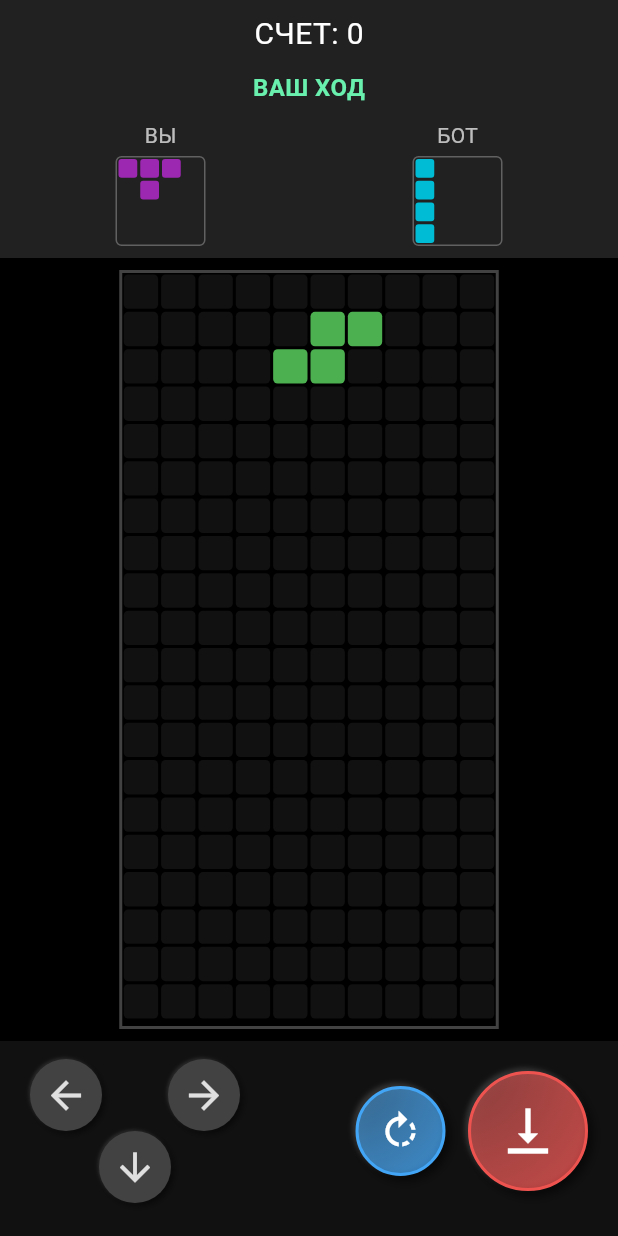
After one commit to alshfu/block_puzzle_pvp, a Flutter app: the screen it shows once a user with an empty profile is signed in, after a tap on "PvP", on a phone screen of 412 x 824 dp. The commit adds this screen. Run offline on Flutter 3.47's test engine with Material 3 defaults, Android fonts, the phone set to English and light mode, and no system bars; our stand-ins replace cloud_firestore, firebase_auth, firebase_core, google_sign_in, shared_preferences, sign_in_with_apple; accounts and stored records are empty; generated files the repository leaves out were written again; network calls fail.

Commit message:
new pvp mode with bot

```diff
--- /dev/null
+++ b/lib/games/tetris/game_logic/pvp_board.dart
@@ -0,0 +1,140 @@
+import 'dart:math';
+import 'package:flutter/material.dart';
+import 'piece.dart';
+
+// Перечисление для отслеживания, чей сейчас ход
+enum PlayerType { human, bot }
+
+class PvpGameBoard {
+  static const int rows = 20;
+  static const int cols = 10;
+
+  late List<List<Color?>> grid;
+  late Piece currentPiece;
+
+  final List<Tetromino> _humanBag = [];
+  final List<Tetromino> _botBag = [];
+  late Piece humanNextPiece;
+  late Piece botNextPiece;
+
+  PlayerType currentPlayer = PlayerType.human;
+  int score = 0;
+  bool _isGameOver = false;
+  final Random _random = Random();
+
+  PvpGameBoard() {
+    grid = List.generate(rows, (_) => List.generate(cols, (_) => null));
+    _fillBagFor(PlayerType.human);
+    _fillBagFor(PlayerType.bot);
+    humanNextPiece = _getPieceFromBag(PlayerType.human);
+    botNextPiece = _getPieceFromBag(PlayerType.bot);
+    _spawnNewPiece();
+  }
+
+  void _fillBagFor(PlayerType player) {
+    final bag = player == PlayerType.human ? _humanBag : _botBag;
+    bag.clear();
+    bag.addAll(Tetromino.values);
+    bag.shuffle(_random);
+  }
+
+  Piece _getPieceFromBag(PlayerType player) {
+    final bag = player == PlayerType.human ? _humanBag : _botBag;
+    if (bag.isEmpty) _fillBagFor(player);
+    return Piece(type: bag.removeAt(0));
+  }
+
+  void _spawnNewPiece() {
+    if (_isGameOver) return;
+
+    currentPiece = (currentPlayer == PlayerType.human) ? humanNextPiece : botNextPiece;
+    currentPiece.position = Point((cols / 2).floor() - 1, 0);
+
+    if (currentPlayer == PlayerType.human) {
+      humanNextPiece = _getPieceFromBag(PlayerType.human);
+    } else {
+      botNextPiece = _getPieceFromBag(PlayerType.bot);
+    }
+
+    if (!isValidPosition(currentPiece.position)) {
+      _isGameOver = true;
+    }
+  }
+
+  void _switchTurn() {
+    currentPlayer = (currentPlayer == PlayerType.human) ? PlayerType.bot : PlayerType.human;
+    _spawnNewPiece();
+  }
+
+  void moveDown() => _tryMove(const Point(0, 1));
+  void moveLeft() => _tryMove(const Point(-1, 0));
+  void moveRight() => _tryMove(const Point(1, 0));
+
+  void rotate() {
+    final originalShape = currentPiece.shape.map((row) => List<int>.from(row)).toList();
+    currentPiece.rotate();
+    if (!isValidPosition(currentPiece.position)) currentPiece.shape = originalShape;
+  }
+
+  void hardDrop() {
+    while (isValidPosition(Point(currentPiece.position.x, currentPiece.position.y + 1))) {
+      currentPiece.move(const Point(0, 1));
+    }
+    _placePiece();
+  }
+
+  void _tryMove(Point<int> direction) {
+    Point<int> newPosition = Point(currentPiece.position.x + direction.x, currentPiece.position.y + direction.y);
+    if (isValidPosition(newPosition)) {
+      currentPiece.position = newPosition;
+    } else if (direction.y == 1) {
+      _placePiece();
+    }
+  }
+
+  bool isValidPosition(Point<int> pos, {List<List<int>>? shape}) {
+    List<List<int>> s = shape ?? currentPiece.shape;
+    for (int y = 0; y < s.length; y++) {
+      for (int x = 0; x < s[y].length; x++) {
+        if (s[y][x] == 1) {
+          int newX = pos.x + x;
+          int newY = pos.y + y;
+          if (newX < 0 || newX >= cols || newY >= rows || (newY >= 0 && grid[newY][newX] != null)) {
+            return false;
+          }
+        }
+      }
+    }
+    return true;
+  }
+
+  void _placePiece() {
+    for (int y = 0; y < currentPiece.shape.length; y++) {
+      for (int x = 0; x < currentPiece.shape[y].length; x++) {
+        if (currentPiece.shape[y][x] == 1) {
+          int boardY = currentPiece.position.y + y;
+          if (boardY >= 0 && boardY < rows) {
+            grid[boardY][currentPiece.position.x + x] = currentPiece.color;
+          }
+        }
+      }
+    }
+    _clearLines();
+    _switchTurn();
+  }
+
+  void _clearLines() {
+    int lines = 0;
+    for (int y = rows - 1; y >= 0; y--) {
+      if (!grid[y].contains(null)) {
+        lines++;
+        for (int r = y; r > 0; r--) grid[r] = List.from(grid[r - 1]);
+        grid[0] = List.generate(cols, (_) => null);
+        y++;
+      }
+    }
+    if (lines > 0) score += [100, 300, 500, 800][lines - 1];
+  }
+
+  bool isGameOver() => _isGameOver;
+}
--- /dev/null
+++ b/lib/games/tetris/tetris_pvp_screen.dart
@@ -0,0 +1,183 @@
+import 'package:flutter/material.dart';
+import 'package:flutter/services.dart';
+import 'dart:async';
+import '../../l10n/app_localizations.dart';
+import '../../services/firebase_service.dart';
+import 'game_logic/pvp_board.dart';
+import 'game_logic/bot_player.dart';
+import 'widgets/game_board_display.dart';
+import 'widgets/pvp_info_panel.dart';
+import 'widgets/game_controls.dart';
+import 'game_logic/piece.dart';
+
+class TetrisPvpScreen extends StatefulWidget {
+  const TetrisPvpScreen({super.key});
+
+  @override
+  State<TetrisPvpScreen> createState() => _TetrisPvpScreenState();
+}
+
+class _TetrisPvpScreenState extends State<TetrisPvpScreen> {
+  late PvpGameBoard _game;
+  late BotPlayer _bot;
+  Timer? _gameTimer;
+  bool _isGameOver = false;
+  final FocusNode _focusNode = FocusNode();
+
+  @override
+  void initState() {
+    super.initState();
+    _startGame();
+    WidgetsBinding.instance.addPostFrameCallback((_) {
+      FocusScope.of(context).requestFocus(_focusNode);
+    });
+  }
+
+  @override
+  void dispose() {
+    _gameTimer?.cancel();
+    _focusNode.dispose();
+    super.dispose();
+  }
+
+  void _startGame() {
+    setState(() {
+      _game = PvpGameBoard();
+      _bot = BotPlayer();
+      _isGameOver = false;
+    });
+    _startTurn();
+  }
+
+  void _startTurn() {
+    if (_isGameOver) return;
+
+    if (_game.currentPlayer == PlayerType.bot) {
+      _makeBotMove();
+    } else {
+      // Это ход человека, запускаем таймер гравитации
+      _gameTimer?.cancel();
+      _gameTimer = Timer.periodic(const Duration(milliseconds: 800), (timer) {
+        _performPlayerMove(() => _game.moveDown());
+      });
+    }
+  }
+
+  void _makeBotMove() {
+    if (!mounted || _isGameOver) return;
+
+    Future.delayed(const Duration(milliseconds: 500), () {
+      if (!mounted || _isGameOver) return;
+      setState(() {
+        _bot.makeBestMove(_game); // Бот делает свой ход и сбрасывает фигуру
+        if (_game.isGameOver()) {
+          _handleGameOver(PlayerType.human);
+        } else {
+          // После хода бота сразу начинается ход человека
+          _startTurn();
+        }
+      });
+    });
+  }
+
+  void _performPlayerMove(VoidCallback moveFunction) {
+    if (_isGameOver || _game.currentPlayer != PlayerType.human) return;
+
+    PlayerType playerBeforeMove = _game.currentPlayer;
+
+    setState(() {
+      moveFunction();
+      if (_game.isGameOver()) {
+        _handleGameOver(PlayerType.bot);
+      }
+    });
+
+    // Если ход завершен (фигура упала) и очередь перешла к боту
+    if (playerBeforeMove == PlayerType.human && _game.currentPlayer == PlayerType.bot) {
+      _gameTimer?.cancel(); // Останавливаем таймер гравитации
+      _makeBotMove();
+    }
+  }
+
+  Future<void> _handleGameOver(PlayerType winner) async {
+    if(_isGameOver) return;
+    setState(() => _isGameOver = true);
+
+    await FirebaseService().updatePvpResult(
+      totalScore: _game.score,
+      victory: winner == PlayerType.human,
+    );
+
+    if (mounted) _showGameOverDialog(winner);
+  }
+
+  void _showGameOverDialog(PlayerType winner) {
+    final l10n = AppLocalizations.of(context)!;
+    showDialog(
+      context: context,
+      barrierDismissible: false,
+      builder: (context) => AlertDialog(
+        title: Text(winner == PlayerType.human ? "ПОБЕДА!" : l10n.gameOver),
+        content: Text("${l10n.score}: ${_game.score}"),
+        actions: [
+          TextButton(onPressed: () {
+            Navigator.of(context).pop();
+            _startGame();
+          }, child: Text(l10n.playAgain)),
+          TextButton(onPressed: () {
+            Navigator.of(context).pop();
+            Navigator.of(context).pop();
+          }, child: Text(l10n.backToMenu)),
+        ],
+      ),
+    );
+  }
+
+  void _handleKeyEvent(KeyEvent event) {
+    if (event is! KeyDownEvent) return;
+
+    if (event.logicalKey == LogicalKeyboardKey.arrowLeft) _performPlayerMove(() => _game.moveLeft());
+    if (event.logicalKey == LogicalKeyboardKey.arrowRight) _performPlayerMove(() => _game.moveRight());
+    if (event.logicalKey == LogicalKeyboardKey.arrowDown) _performPlayerMove(() => _game.moveDown());
+    if (event.logicalKey == LogicalKeyboardKey.arrowUp) _performPlayerMove(() => _game.rotate());
+    if (event.logicalKey == LogicalKeyboardKey.space) _performPlayerMove(() => _game.hardDrop());
+  }
+
+  @override
+  Widget build(BuildContext context) {
+    return KeyboardListener(
+      focusNode: _focusNode,
+      onKeyEvent: _handleKeyEvent,
+      child: Scaffold(
+        backgroundColor: Colors.black,
+        body: SafeArea(
+          child: Column(
+            children: [
+              PvpInfoPanel(
+                score: _game.score,
+                currentPlayer: _game.currentPlayer,
+                humanNextPiece: _game.humanNextPiece,
+                botNextPiece: _game.botNextPiece,
+              ),
+              Expanded(
+                child: Center(
+                  child: GameBoardDisplay(
+                    grid: _game.grid,
+                    currentPiece: _game.currentPiece,
+                  ),
+                ),
+              ),
+              GameControls(
+                onLeft: () => _performPlayerMove(() => _game.moveLeft()),
+                onRight: () => _performPlayerMove(() => _game.moveRight()),
+                onRotate: () => _performPlayerMove(() => _game.rotate()),
+                onDown: () => _performPlayerMove(() => _game.moveDown()),
+                onHardDrop: () => _performPlayerMove(() => _game.hardDrop()),
+              ),
+            ],
+          ),
+        ),
+      ),
+    );
+  }
+}
--- a/lib/games/tetris/widgets/game_board_display.dart
+++ b/lib/games/tetris/widgets/game_board_display.dart
@@ -1,17 +1,26 @@
 import 'package:flutter/material.dart';
-import '../game_logic/board.dart';
+import '../game_logic/piece.dart';
 
 class GameBoardDisplay extends StatelessWidget {
-  final GameBoard game;
+  final List<List<Color?>> grid;
+  final Piece currentPiece;
 
-  const GameBoardDisplay({super.key, required this.game});
+  const GameBoardDisplay({
+    super.key,
+    required this.grid,
+    required this.currentPiece,
+  });
 
   @override
   Widget build(BuildContext context) {
+    // Определяем размеры доски из полученной сетки
+    final int rows = grid.length;
+    final int cols = grid.isNotEmpty ? grid[0].length : 0;
+
     return Padding(
       padding: const EdgeInsets.all(8.0),
       child: AspectRatio(
-        aspectRatio: GameBoard.cols / GameBoard.rows,
+        aspectRatio: cols / rows,
         child: Container(
           decoration: BoxDecoration(
             border: Border.all(color: Colors.grey.shade800, width: 2),
@@ -19,21 +28,21 @@ class GameBoardDisplay extends StatelessWidget {
           ),
           child: GridView.builder(
             physics: const NeverScrollableScrollPhysics(),
-            gridDelegate: const SliverGridDelegateWithFixedCrossAxisCount(
-              crossAxisCount: GameBoard.cols,
+            gridDelegate: SliverGridDelegateWithFixedCrossAxisCount(
+              crossAxisCount: cols,
             ),
             itemBuilder: (context, index) {
-              int row = index ~/ GameBoard.cols;
-              int col = index % GameBoard.cols;
-              Color? color = game.grid[row][col];
+              int row = index ~/ cols;
+              int col = index % cols;
+              Color? color = grid[row][col];
 
-              // Отрисовка текущей фигуры
-              for (int y = 0; y < game.currentPiece.shape.length; y++) {
-                for (int x = 0; x < game.currentPiece.shape[y].length; x++) {
-                  if (game.currentPiece.shape[y][x] == 1) {
-                    if (game.currentPiece.position.y + y == row &&
-                        game.currentPiece.position.x + x == col) {
-                      color = game.currentPiece.color;
+              // Отрисовываем текущую падающую фигуру поверх сетки
+              for (int y = 0; y < currentPiece.shape.length; y++) {
+                for (int x = 0; x < currentPiece.shape[y].length; x++) {
+                  if (currentPiece.shape[y][x] == 1) {
+                    if (currentPiece.position.y + y == row &&
+                        currentPiece.position.x + x == col) {
+                      color = currentPiece.color;
                     }
                   }
                 }
@@ -47,7 +56,7 @@ class GameBoardDisplay extends StatelessWidget {
                 ),
               );
             },
-            itemCount: GameBoard.rows * GameBoard.cols,
+            itemCount: rows * cols,
           ),
         ),
       ),
--- /dev/null
+++ b/lib/games/tetris/widgets/pvp_info_panel.dart
@@ -0,0 +1,91 @@
+import 'package:flutter/material.dart';
+import '../game_logic/piece.dart';
+import '../game_logic/pvp_board.dart';
+
+class PvpInfoPanel extends StatelessWidget {
+  final int score;
+  final PlayerType currentPlayer;
+  final Piece humanNextPiece;
+  final Piece botNextPiece;
+
+  const PvpInfoPanel({
+    super.key,
+    required this.score,
+    required this.currentPlayer,
+    required this.humanNextPiece,
+    required this.botNextPiece,
+  });
+
+  @override
+  Widget build(BuildContext context) {
+    return Container(
+      padding: const EdgeInsets.all(8.0),
+      color: Colors.grey.shade900,
+      child: Column(
+        children: [
+          Text('СЧЕТ: $score', style: const TextStyle(color: Colors.white, fontSize: 20)),
+          const SizedBox(height: 10),
+          Text(
+            currentPlayer == PlayerType.human ? 'ВАШ ХОД' : 'ХОД БОТА',
+            style: TextStyle(
+              color: currentPlayer == PlayerType.human ? Colors.greenAccent : Colors.redAccent,
+              fontSize: 16,
+              fontWeight: FontWeight.bold,
+            ),
+          ),
+          const SizedBox(height: 10),
+          Row(
+            mainAxisAlignment: MainAxisAlignment.spaceAround,
+            children: [
+              _buildNextPieceBox('ВЫ', humanNextPiece),
+              _buildNextPieceBox('БОТ', botNextPiece),
+            ],
+          )
+        ],
+      ),
+    );
+  }
+
+  Widget _buildNextPieceBox(String label, Piece piece) {
+    return Column(
+      children: [
+        Text(label, style: const TextStyle(color: Colors.white70)),
+        const SizedBox(height: 4),
+        Container(
+          height: 60,
+          width: 60,
+          decoration: BoxDecoration(
+            border: Border.all(color: Colors.grey.shade700),
+            borderRadius: BorderRadius.circular(4),
+          ),
+          child: _buildNextPiece(piece),
+        ),
+      ],
+    );
+  }
+
+  Widget _buildNextPiece(Piece piece) {
+    return GridView.builder(
+      physics: const NeverScrollableScrollPhysics(),
+      gridDelegate: SliverGridDelegateWithFixedCrossAxisCount(
+        crossAxisCount: 4,
+      ),
+      itemCount: 16,
+      itemBuilder: (context, index) {
+        int row = index ~/ 4;
+        int col = index % 4;
+
+        if (row < piece.shape.length && col < piece.shape[row].length && piece.shape[row][col] == 1) {
+          return Container(
+            margin: const EdgeInsets.all(1),
+            decoration: BoxDecoration(
+              color: piece.color,
+              borderRadius: BorderRadius.circular(2),
+            ),
+          );
+        }
+        return const SizedBox();
+      },
+    );
+  }
+}
--- a/lib/l10n/app_en.arb
+++ b/lib/l10n/app_en.arb
@@ -47,5 +47,7 @@
   "welcome": "Welcome!",
   "signInWithGoogle": "Sign in with Google",
   "signInWithApple": "Sign in with Apple",
-  "continueAsGuest": "Continue as Guest"
+  "continueAsGuest": "Continue as Guest",
+  "loginSuccess": "Login Successful!",
+  "loginCancelled": "Login cancelled."
 }
--- a/lib/l10n/app_localizations.dart
+++ b/lib/l10n/app_localizations.dart
@@ -75,9 +75,9 @@ abstract class AppLocalizations {
   String get signInWithGoogle;
   String get signInWithApple;
   String get continueAsGuest;
-  // ИСПРАВЛЕНИЕ: Добавлены недостающие строки
   String get loginSuccess;
   String get loginCancelled;
+  String get profileSaved; // Добавлено
 }
 
 class _AppLocalizationsDelegate extends LocalizationsDelegate<AppLocalizations> {
--- a/lib/l10n/app_localizations_en.dart
+++ b/lib/l10n/app_localizations_en.dart
@@ -52,7 +52,7 @@ class AppLocalizationsEn extends AppLocalizations {
   @override String get signInWithGoogle => 'Sign in with Google';
   @override String get signInWithApple => 'Sign in with Apple';
   @override String get continueAsGuest => 'Continue as Guest';
-  // ИСПРАВЛЕНИЕ: Добавлены недостающие строки
   @override String get loginSuccess => 'Login Successful!';
   @override String get loginCancelled => 'Login cancelled.';
+  @override String get profileSaved => 'Profile Saved!'; // Добавлено
 }
--- a/lib/l10n/app_localizations_ru.dart
+++ b/lib/l10n/app_localizations_ru.dart
@@ -54,4 +54,5 @@ class AppLocalizationsRu extends AppLocalizations {
   @override String get continueAsGuest => 'Продолжить как гость';
   @override String get loginSuccess => 'Вход выполнен успешно!';
   @override String get loginCancelled => 'Вход отменен.';
+  @override String get profileSaved => 'Профиль сохранен!'; // Добавлено
 }
--- a/lib/models/player_stats.dart
+++ b/lib/models/player_stats.dart
@@ -1,4 +1,5 @@
 import 'dart:convert';
+import 'package:cloud_firestore/cloud_firestore.dart';
 
 class PlayerStats {
   String playerName;
@@ -6,6 +7,7 @@ class PlayerStats {
   int gamesPlayed;
   int totalPlaytimeSeconds;
   int tetrisHighScore;
+  int pvpWins; // Новое поле для побед в PvP
   int avatarId;
   int totalXp;
 
@@ -15,6 +17,7 @@ class PlayerStats {
     this.gamesPlayed = 0,
     this.totalPlaytimeSeconds = 0,
     this.tetrisHighScore = 0,
+    this.pvpWins = 0, // Инициализация
     this.avatarId = 0,
     this.totalXp = 0,
   });
@@ -26,6 +29,7 @@ class PlayerStats {
       'gamesPlayed': gamesPlayed,
       'totalPlaytimeSeconds': totalPlaytimeSeconds,
       'tetrisHighScore': tetrisHighScore,
+      'pvpWins': pvpWins, // Добавлено в Map
       'avatarId': avatarId,
       'totalXp': totalXp,
     };
@@ -38,12 +42,12 @@ class PlayerStats {
       gamesPlayed: map['gamesPlayed'] ?? 0,
       totalPlaytimeSeconds: map['totalPlaytimeSeconds'] ?? 0,
       tetrisHighScore: map['tetrisHighScore'] ?? 0,
+      pvpWins: map['pvpWins'] ?? 0, // Добавлено
       avatarId: map['avatarId'] ?? 0,
       totalXp: map['totalXp'] ?? 0,
     );
   }
 
   String toJson() => json.encode(toMap());
-
   factory PlayerStats.fromJson(String source) => PlayerStats.fromMap(json.decode(source));
 }
--- a/lib/screens/game_selection_screen.dart
+++ b/lib/screens/game_selection_screen.dart
@@ -1,12 +1,12 @@
 import 'package:flutter/material.dart';
-import 'package:shared_preferences/shared_preferences.dart';
+import 'package:block_puzzle_pvp/services/firebase_service.dart';
+import 'package:block_puzzle_pvp/models/player_stats.dart';
+import 'package:block_puzzle_pvp/l10n/app_localizations.dart';
+import 'package:block_puzzle_pvp/screens/profile_screen.dart';
+import 'package:block_puzzle_pvp/screens/settings_screen.dart';
+import 'package:block_puzzle_pvp/screens/leaderboard_screen.dart';
 import '../games/tetris/tetris_game_screen.dart';
-import '../l10n/app_localizations.dart';
-import '../models/player_stats.dart';
-import '../services/firebase_service.dart';
-import 'profile_screen.dart';
-import 'settings_screen.dart';
-import 'leaderboard_screen.dart';
+import '../games/tetris/tetris_pvp_screen.dart';
 
 class GameSelectionScreen extends StatefulWidget {
   const GameSelectionScreen({super.key});
@@ -59,13 +59,11 @@ class _GameSelectionScreenState extends State<GameSelectionScreen> {
             tooltip: l10n.settings,
             onPressed: () => _navigateTo(const SettingsScreen()),
           ),
-          // ИСПРАВЛЕНИЕ: Добавлена кнопка выхода
           IconButton(
             icon: const Icon(Icons.logout),
             tooltip: l10n.logout,
             onPressed: () async {
               await _firebaseService.signOut();
-              // AuthGate сам перенаправит на экран входа
             },
           ),
           TextButton(
@@ -81,11 +79,23 @@ class _GameSelectionScreenState extends State<GameSelectionScreen> {
             mainAxisAlignment: MainAxisAlignment.center,
             crossAxisAlignment: CrossAxisAlignment.stretch,
             children: <Widget>[
-              _buildTetrisButton(
+              _buildGameButton(
                 l10n: l10n,
+                title: l10n.tetris,
+                subtitle: l10n.classicMode,
+                color: const Color(0xFF3498db),
+                highScore: _stats.tetrisHighScore,
                 onTap: () => _navigateTo(const TetrisGameScreen()),
               ),
               const SizedBox(height: 20),
+              _buildGameButton(
+                l10n: l10n,
+                title: "PvP",
+                subtitle: l10n.oneVsOne,
+                color: const Color(0xFFe74c3c),
+                highScore: _stats.pvpWins,
+                onTap: () => _navigateTo(const TetrisPvpScreen()),
+              ),
             ],
           ),
         ),
@@ -93,10 +103,17 @@ class _GameSelectionScreenState extends State<GameSelectionScreen> {
     );
   }
 
-  Widget _buildTetrisButton({required AppLocalizations l10n, required VoidCallback onTap}) {
+  Widget _buildGameButton({
+    required AppLocalizations l10n,
+    required String title,
+    required String subtitle,
+    required Color color,
+    required int highScore,
+    required VoidCallback onTap
+  }) {
     return ElevatedButton(
       style: ElevatedButton.styleFrom(
-        backgroundColor: const Color(0xFF3498db),
+        backgroundColor: color,
         foregroundColor: Colors.white,
         padding: const EdgeInsets.symmetric(vertical: 20, horizontal: 24),
         shape: RoundedRectangleBorder(
@@ -106,9 +123,9 @@ class _GameSelectionScreenState extends State<GameSelectionScreen> {
       onPressed: onTap,
       child: Column(
         children: [
-          Text(l10n.tetris, style: const TextStyle(fontSize: 22, fontWeight: FontWeight.bold)),
+          Text(title, style: const TextStyle(fontSize: 22, fontWeight: FontWeight.bold)),
           const SizedBox(height: 4),
-          Text(l10n.classicMode, style: const TextStyle(fontSize: 14, color: Colors.white70)),
+          Text(subtitle, style: const TextStyle(fontSize: 14, color: Colors.white70)),
           const Padding(
             padding: EdgeInsets.symmetric(vertical: 12.0),
             child: Divider(color: Colors.white24),
@@ -116,28 +133,17 @@ class _GameSelectionScreenState extends State<GameSelectionScreen> {
           Row(
             mainAxisAlignment: MainAxisAlignment.spaceAround,
             children: [
-              _buildScoreColumn(
-                  title: l10n.highScore,
-                  score: '${_stats.tetrisHighScore}',
-                  color: Colors.amber),
+              Column(
+                children: [
+                  Text(l10n.highScore, style: TextStyle(fontSize: 12, color: Colors.white.withOpacity(0.8))),
+                  const SizedBox(height: 2),
+                  Text(highScore.toString(), style: const TextStyle(fontSize: 20, fontWeight: FontWeight.bold, color: Colors.white)),
+                ],
+              ),
             ],
           ),
         ],
       ),
     );
   }
-
-  Widget _buildScoreColumn({required String title, required String score, required Color color}) {
-    return Column(
-      children: [
-        Text(title, style: TextStyle(fontSize: 12, color: color.withOpacity(0.8))),
-        const SizedBox(height: 2),
-        Text(
-          score,
-          style: TextStyle(
-              fontSize: 20, fontWeight: FontWeight.bold, color: color),
-        ),
-      ],
-    );
-  }
 }
```
Also changed, not shown: lib/games/tetris/game_logic/bot_player.dart (added, +96 -0 lines), lib/games/tetris/tetris_game_screen.dart (+6 -3 lines), lib/screens/profile_screen.dart (+8 -3 lines), lib/services/firebase_service.dart (+22 -17 lines).
